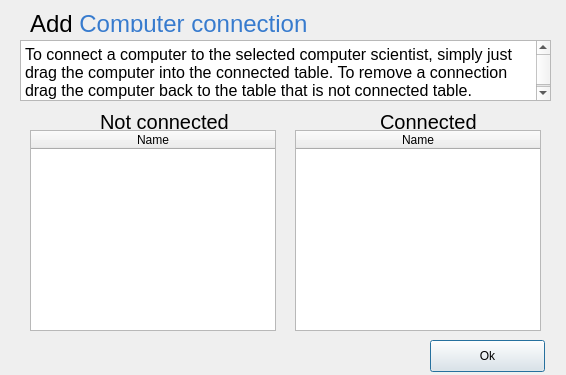
The window that ui/scientistconnectdialog.ui (VLN-H7/Skil3) describes before a commit, drawn with Qt 5.
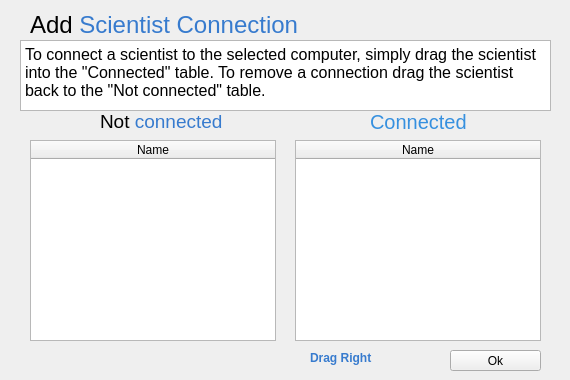
The same window after the commit. Icons and pictures are not drawn. Custom widgets are drawn as their Qt base class.

Diff of the .ui file:
```diff
--- a/ui/scientistconnectdialog.ui
+++ b/ui/scientistconnectdialog.ui
@@ -6,10 +6,16 @@
    <rect>
     <x>0</x>
     <y>0</y>
-    <width>566</width>
-    <height>375</height>
+    <width>570</width>
+    <height>380</height>
    </rect>
   </property>
+  <property name="minimumSize">
+   <size>
+    <width>570</width>
+    <height>380</height>
+   </size>
+  </property>
   <property name="windowTitle">
    <string>Dialog</string>
   </property>
@@ -17,7 +23,7 @@
    <property name="geometry">
     <rect>
      <x>30</x>
-     <y>130</y>
+     <y>140</y>
      <width>511</width>
      <height>201</height>
     </rect>
@@ -104,11 +110,11 @@
      <x>30</x>
      <y>10</y>
      <width>376</width>
-     <height>22</height>
+     <height>31</height>
     </rect>
    </property>
    <property name="text">
-    <string>&lt;html&gt;&lt;head/&gt;&lt;body&gt;&lt;p&gt;&lt;span style=&quot; font-size:18pt;&quot;&gt;Add &lt;/span&gt;&lt;span style=&quot; font-size:18pt; color:#377BCE;&quot;&gt;Computer connection&lt;/span&gt;&lt;/p&gt;&lt;/body&gt;&lt;/html&gt;</string>
+    <string>&lt;html&gt;&lt;head/&gt;&lt;body&gt;&lt;p&gt;&lt;span style=&quot; font-size:18pt;&quot;&gt;Add &lt;/span&gt;&lt;span style=&quot; font-size:18pt; color:#377bce;&quot;&gt;Scientist&lt;/span&gt;&lt;span style=&quot; font-size:18pt; color:#377bce;&quot;&gt; Connection&lt;/span&gt;&lt;/p&gt;&lt;/body&gt;&lt;/html&gt;</string>
    </property>
   </widget>
   <widget class="QTextBrowser" name="textBrowser">
@@ -117,15 +123,15 @@
      <x>20</x>
      <y>40</y>
      <width>531</width>
-     <height>61</height>
+     <height>71</height>
     </rect>
    </property>
    <property name="html">
     <string>&lt;!DOCTYPE HTML PUBLIC &quot;-//W3C//DTD HTML 4.0//EN&quot; &quot;http://www.w3.org/TR/REC-html40/strict.dtd&quot;&gt;
 &lt;html&gt;&lt;head&gt;&lt;meta name=&quot;qrichtext&quot; content=&quot;1&quot; /&gt;&lt;style type=&quot;text/css&quot;&gt;
 p, li { white-space: pre-wrap; }
-&lt;/style&gt;&lt;/head&gt;&lt;body style=&quot; font-family:'.Helvetica Neue DeskInterface'; font-size:13pt; font-weight:400; font-style:normal;&quot;&gt;
-&lt;p style=&quot; margin-top:0px; margin-bottom:0px; margin-left:0px; margin-right:0px; -qt-block-indent:0; text-indent:0px;&quot;&gt;&lt;span style=&quot; font-family:'.Lucida Grande UI'; font-size:12pt;&quot;&gt;To connect a computer to the selected computer scientist, simply just drag the computer into the connected table. To remove a connection drag the computer back to the table that is not connected table.&lt;/span&gt;&lt;/p&gt;&lt;/body&gt;&lt;/html&gt;</string>
+&lt;/style&gt;&lt;/head&gt;&lt;body style=&quot; font-family:'MS Shell Dlg 2'; font-size:8.25pt; font-weight:400; font-style:normal;&quot;&gt;
+&lt;p style=&quot; margin-top:0px; margin-bottom:0px; margin-left:0px; margin-right:0px; -qt-block-indent:0; text-indent:0px;&quot;&gt;&lt;span style=&quot; font-family:'.Lucida Grande UI'; font-size:12pt;&quot;&gt;To connect a scientist to the selected computer, simply drag the scientist into the &amp;quot;Connected&amp;quot; table. To remove a connection drag the scientist back to the &amp;quot;Not connected&amp;quot; table.&lt;/span&gt;&lt;/p&gt;&lt;/body&gt;&lt;/html&gt;</string>
    </property>
   </widget>
   <widget class="QLabel" name="label_addComputerTitle_2">
@@ -138,34 +144,69 @@
     </rect>
    </property>
    <property name="text">
-    <string>&lt;html&gt;&lt;head/&gt;&lt;body&gt;&lt;p&gt;&lt;span style=&quot; font-size:15pt;&quot;&gt;Not connected&lt;/span&gt;&lt;/p&gt;&lt;/body&gt;&lt;/html&gt;</string>
+    <string>&lt;html&gt;&lt;head/&gt;&lt;body&gt;&lt;p&gt;&lt;span style=&quot; font-size:14pt;&quot;&gt;Not &lt;/span&gt;&lt;span style=&quot; font-size:14pt; color:#377bce;&quot;&gt;connected&lt;/span&gt;&lt;/p&gt;&lt;/body&gt;&lt;/html&gt;</string>
    </property>
   </widget>
   <widget class="QLabel" name="label_addComputerTitle_3">
    <property name="geometry">
     <rect>
-     <x>380</x>
+     <x>370</x>
      <y>110</y>
      <width>141</width>
      <height>22</height>
     </rect>
    </property>
    <property name="text">
-    <string>&lt;html&gt;&lt;head/&gt;&lt;body&gt;&lt;p&gt;&lt;span style=&quot; font-size:15pt;&quot;&gt;Connected&lt;/span&gt;&lt;/p&gt;&lt;/body&gt;&lt;/html&gt;</string>
+    <string>&lt;html&gt;&lt;head/&gt;&lt;body&gt;&lt;p&gt;&lt;span style=&quot; font-size:15pt; color:#3690df;&quot;&gt;Connected&lt;/span&gt;&lt;/p&gt;&lt;/body&gt;&lt;/html&gt;</string>
    </property>
   </widget>
   <widget class="QPushButton" name="pushButton_Ok">
    <property name="geometry">
     <rect>
-     <x>430</x>
-     <y>340</y>
-     <width>115</width>
-     <height>32</height>
+     <x>450</x>
+     <y>350</y>
+     <width>91</width>
+     <height>21</height>
     </rect>
    </property>
    <property name="text">
     <string>Ok</string>
    </property>
+   <property name="autoDefault">
+    <bool>false</bool>
+   </property>
+  </widget>
+  <widget class="QLabel" name="label_3">
+   <property name="geometry">
+    <rect>
+     <x>310</x>
+     <y>350</y>
+     <width>71</width>
+     <height>16</height>
+    </rect>
+   </property>
+   <property name="text">
+    <string>&lt;html&gt;&lt;head/&gt;&lt;body&gt;&lt;p&gt;&lt;span style=&quot; font-weight:600; color:#377bce;&quot;&gt;Drag Right&lt;/span&gt;&lt;/p&gt;&lt;/body&gt;&lt;/html&gt;</string>
+   </property>
+  </widget>
+  <widget class="QLabel" name="label_2">
+   <property name="geometry">
+    <rect>
+     <x>270</x>
+     <y>340</y>
+     <width>31</width>
+     <height>31</height>
+    </rect>
+   </property>
+   <property name="text">
+    <string/>
+   </property>
+   <property name="pixmap">
+    <pixmap resource="../bin.qrc">:/pictures/pictures/Drag-Right-512.png</pixmap>
+   </property>
+   <property name="scaledContents">
+    <bool>true</bool>
+   </property>
   </widget>
  </widget>
  <customwidgets>
```
Left out of the diff: 6 changed lines with no effect on the pictures.
